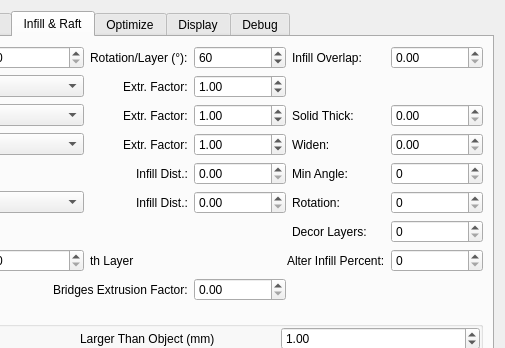
This is RepsnapperQt/preferences_dlg.ui in timschmidt/repsnapper as Qt 5 draws it before an edit; both pictures show x 146 to 651 and y 0 to 348 of the 651 by 689 pixel window. The edited form follows.
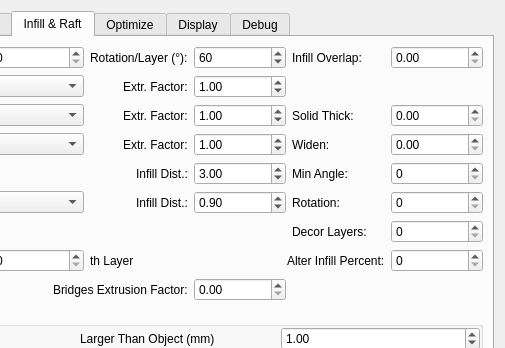
This is the edited form. The open tabs and pages were chosen to show the change. Icons and pictures are not drawn. Custom widgets are drawn as their Qt base class.

Patch:
```diff
--- a/RepsnapperQt/preferences_dlg.ui
+++ b/RepsnapperQt/preferences_dlg.ui
@@ -1137,6 +1137,9 @@
            <property name="singleStep">
             <double>0.100000000000000</double>
            </property>
+           <property name="value">
+            <double>0.900000000000000</double>
+           </property>
           </widget>
          </item>
          <item row="4" column="3">
@@ -1144,6 +1147,9 @@
            <property name="singleStep">
             <double>0.100000000000000</double>
            </property>
+           <property name="value">
+            <double>3.000000000000000</double>
+           </property>
           </widget>
          </item>
          <item row="3" column="3">
```
Left out of the diff: 2 changed lines with no effect on the pictures.
